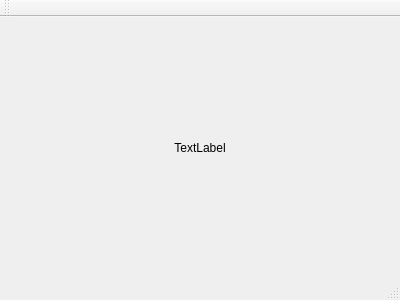
This is mainwindow.ui in blueroseslol/QtRaytracing as Qt 5 draws it before an edit. The edited form follows.
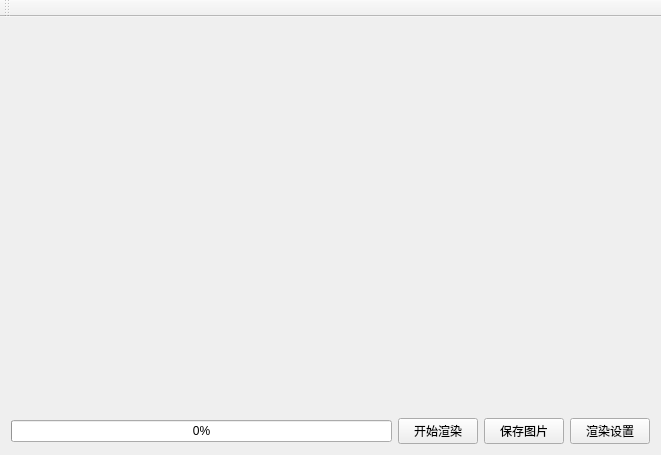
This is the edited form.

```diff
--- a/mainwindow.ui
+++ b/mainwindow.ui
@@ -6,25 +6,66 @@
    <rect>
     <x>0</x>
     <y>0</y>
-    <width>400</width>
-    <height>300</height>
+    <width>661</width>
+    <height>455</height>
    </rect>
   </property>
   <property name="windowTitle">
    <string>MainWindow</string>
   </property>
   <widget class="QWidget" name="centralWidget">
-   <layout class="QVBoxLayout" name="verticalLayout">
+   <layout class="QVBoxLayout" name="verticalLayout" stretch="1,0">
     <item>
      <widget class="QLabel" name="label">
+      <property name="sizePolicy">
+       <sizepolicy hsizetype="Ignored" vsizetype="Ignored">
+        <horstretch>0</horstretch>
+        <verstretch>0</verstretch>
+       </sizepolicy>
+      </property>
       <property name="text">
-       <string>TextLabel</string>
+       <string/>
+      </property>
+      <property name="scaledContents">
+       <bool>false</bool>
       </property>
       <property name="alignment">
        <set>Qt::AlignCenter</set>
       </property>
      </widget>
     </item>
+    <item>
+     <layout class="QHBoxLayout" name="footerLayout">
+      <item>
+       <widget class="QProgressBar" name="progressBar">
+        <property name="value">
+         <number>0</number>
+        </property>
+       </widget>
+      </item>
+      <item>
+       <widget class="QPushButton" name="pushButton_start">
+        <property name="text">
+         <string>开始渲染</string>
+        </property>
+       </widget>
+      </item>
+      <item>
+       <widget class="QPushButton" name="pushButton_saveImage">
+        <property name="text">
+         <string>保存图片</string>
+        </property>
+       </widget>
+      </item>
+      <item>
+       <widget class="QPushButton" name="pushButton_renderSetting">
+        <property name="text">
+         <string>渲染设置</string>
+        </property>
+       </widget>
+      </item>
+     </layout>
+    </item>
    </layout>
   </widget>
   <widget class="QMenuBar" name="menuBar">
@@ -45,7 +86,6 @@
     <bool>false</bool>
    </attribute>
   </widget>
-  <widget class="QStatusBar" name="statusBar"/>
  </widget>
  <layoutdefault spacing="6" margin="11"/>
  <resources/>
```
Left out of the diff: 2 changed lines with no effect on the pictures.
